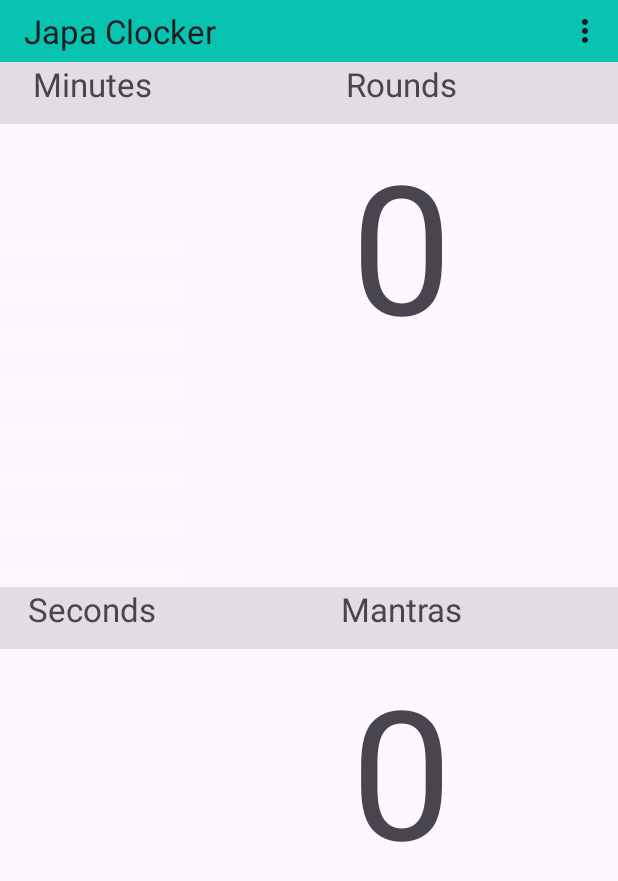
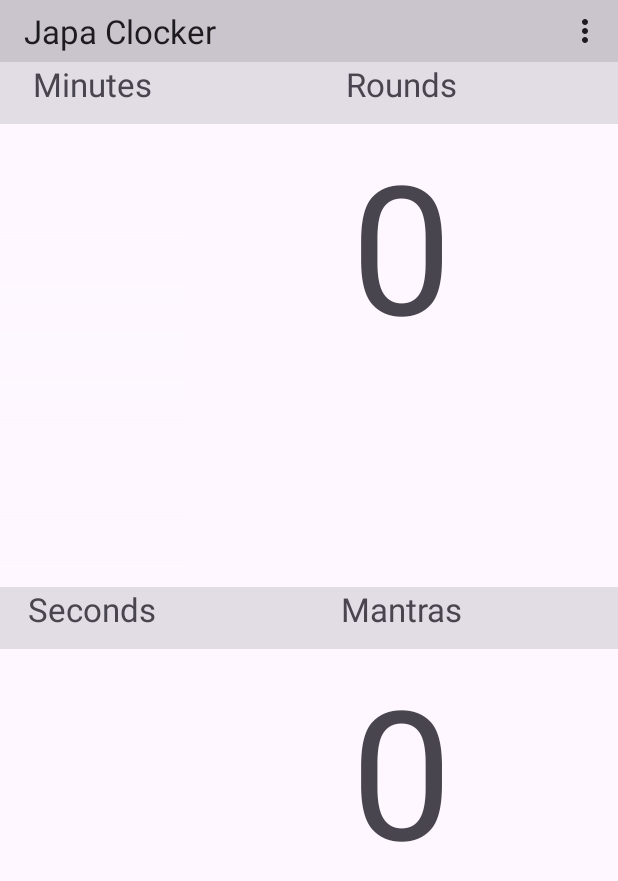
Before and after one commit to cakrina/JapaClocker, an Android app: the screen it shows after launch (MainActivity), on a phone screen of 412 x 824 dp. Shown: the top 881 px of the screen. Run offline under Robolectric (Android 15) with nearby library versions, the phone set to English and light mode, and no system bars.

Commit message:
Updated project to version 1.2-4 color fix

```diff
--- a/app/src/main/res/layout/activity_main.xml
+++ b/app/src/main/res/layout/activity_main.xml
@@ -15,7 +15,7 @@
         app:layout_constraintRight_toRightOf="parent"
         app:layout_constraintTop_toTopOf="parent"
         android:elevation="4dp"
-        android:background="@color/design_default_color_secondary"
+        android:background="@color/material_on_surface_stroke"
         android:backgroundTintMode="src_over"
         android:backgroundTint="@color/material_on_surface_stroke"
         android:title="Japa Clocker"
```
Also changed, not shown: 6 other files.
